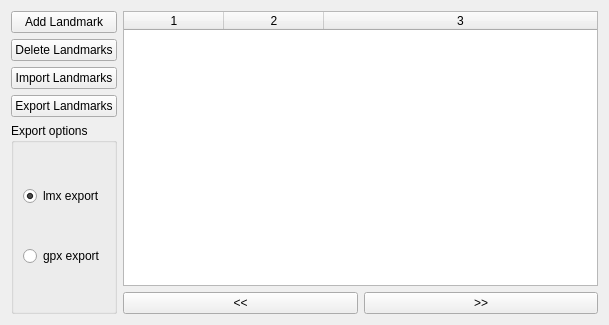
Before: the Qt Designer form examples/landmarkbrowser/landmarkbrowser.ui in qtproject/qt-mobility, drawn with Qt 5.
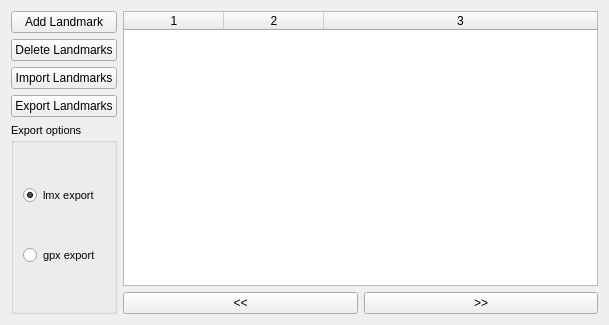
After: the same form once the commit is applied.

Commit message: Tweak sizing of text

Patch:
```diff
--- a/examples/landmarkbrowser/landmarkbrowser.ui
+++ b/examples/landmarkbrowser/landmarkbrowser.ui
@@ -46,6 +46,11 @@
      </item>
      <item>
       <widget class="QGroupBox" name="exportOptions">
+       <property name="font">
+        <font>
+         <pointsize>8</pointsize>
+        </font>
+       </property>
        <property name="title">
         <string>Export options</string>
        </property>
```
